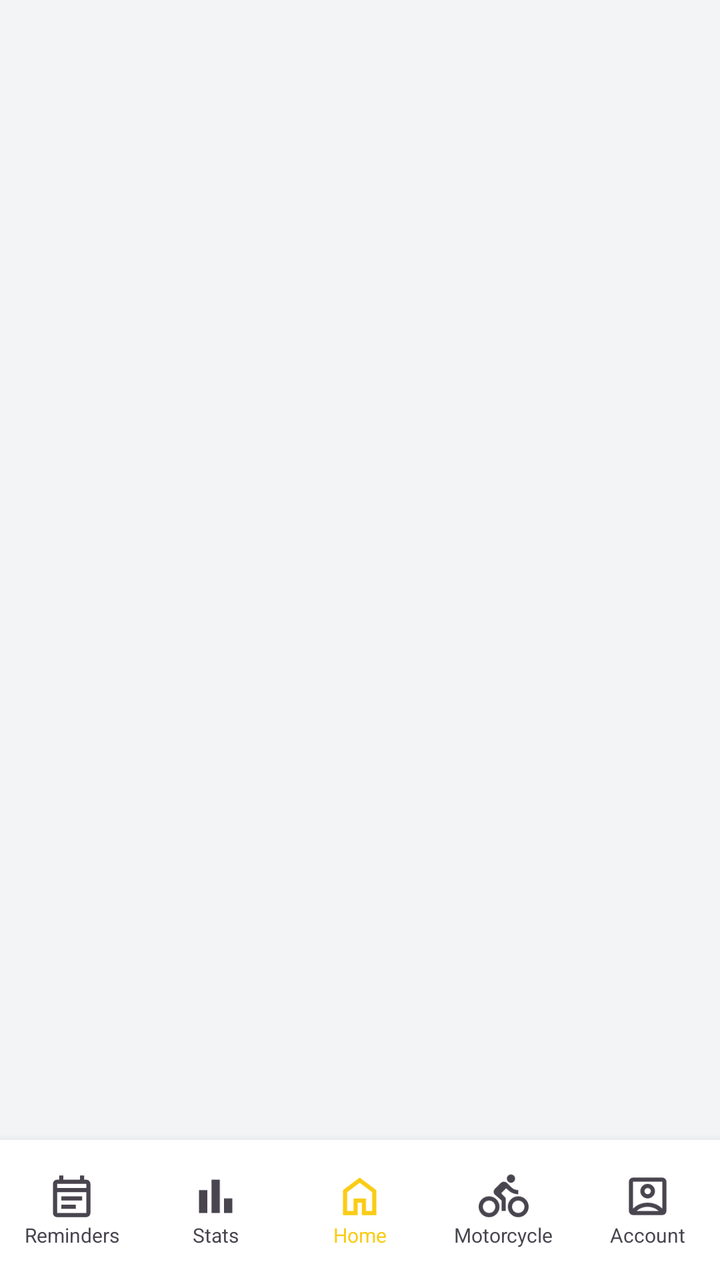
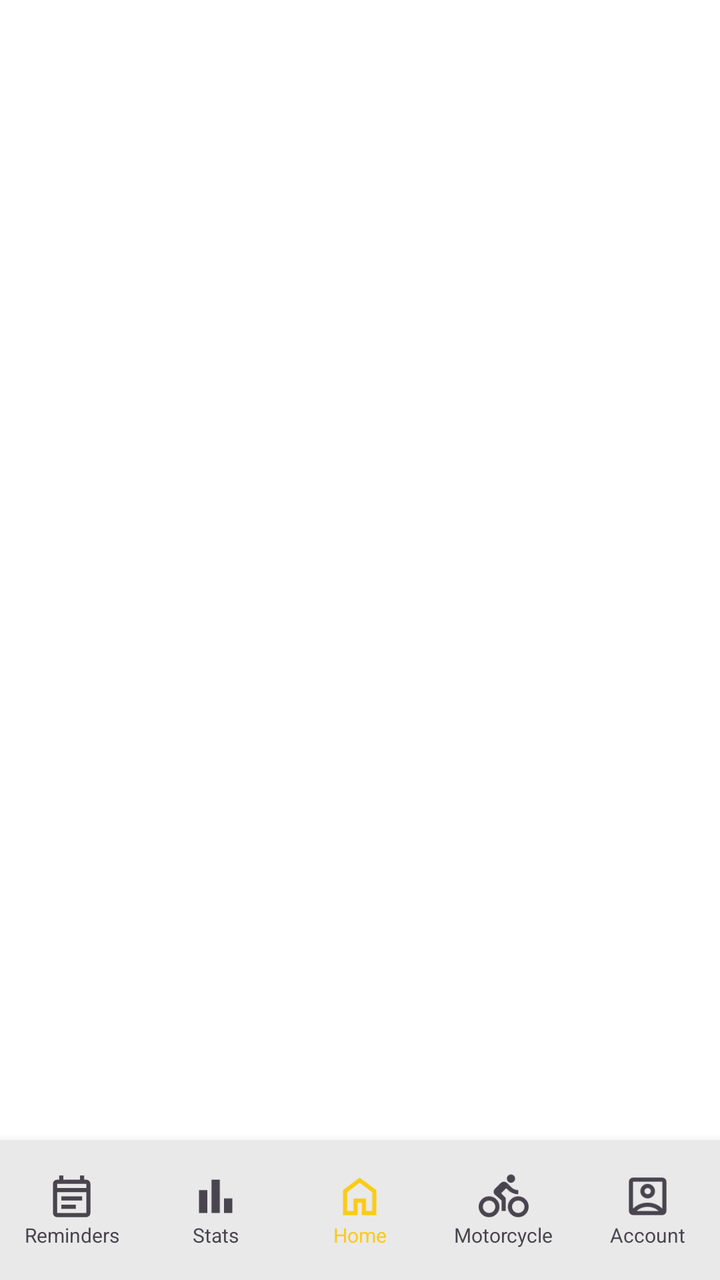

Screens rendered from an Android XML layout before and after an edit, with the pre-edit source and the edit as a unified diff.
<!-- AndroidManifest.xml: application theme Theme.AppMotoTrack -->
<!-- res/layout/activity_main.xml -->
<?xml version="1.0" encoding="utf-8"?>
<androidx.constraintlayout.widget.ConstraintLayout xmlns:android="http://schemas.android.com/apk/res/android"
    xmlns:app="http://schemas.android.com/apk/res-auto"
    xmlns:tools="http://schemas.android.com/tools"
    android:id="@+id/main"
    android:layout_width="match_parent"
    android:layout_height="match_parent"
    android:background="@color/background_light"
    tools:context=".MainActivity">

    <androidx.fragment.app.FragmentContainerView
        android:id="@+id/fragmentContainer"
        android:layout_width="match_parent"
        android:layout_height="0dp"
        app:layout_constraintTop_toTopOf="parent"
        app:layout_constraintBottom_toTopOf="@id/BottomMenu"
        app:layout_constraintStart_toStartOf="parent"
        app:layout_constraintEnd_toEndOf="parent" />

    <LinearLayout
        android:id="@+id/BottomMenu"
        android:layout_width="match_parent"
        android:layout_height="70dp"
        android:background="?attr/colorSurface"
        android:elevation="8dp"
        android:gravity="center"
        android:orientation="horizontal"
        app:layout_constraintBottom_toBottomOf="parent"
        app:layout_constraintEnd_toEndOf="parent"
        app:layout_constraintStart_toStartOf="parent">

        
        <LinearLayout
            android:id="@+id/BtnReminders"
            android:layout_width="0dp"
            android:layout_height="match_parent"
            android:layout_weight="1"
            android:clickable="true"
            android:focusable="true"
            android:gravity="center"
            android:orientation="vertical">

            <ImageView
                android:id="@+id/IconReminders"
                android:layout_width="25dp"
                android:layout_height="25dp"
                android:src="@drawable/ic_remainder"
                app:tint="?attr/colorOnSurfaceVariant" />

            <TextView
                android:id="@+id/TextReminders"
                android:layout_width="wrap_content"
                android:layout_height="wrap_content"
                android:text="@string/reminders"
                android:textColor="?attr/colorOnSurfaceVariant"
                android:textSize="10sp" />
        </LinearLayout>

        
        <LinearLayout
            android:id="@+id/BtnStats"
            android:layout_width="0dp"
            android:layout_height="match_parent"
            android:layout_weight="1"
            android:clickable="true"
            android:focusable="true"
            android:gravity="center"
            android:orientation="vertical">

            <ImageView
                android:id="@+id/IconStats"
                android:layout_width="25dp"
                android:layout_height="25dp"
                android:src="@drawable/ic_stats"
                app:tint="?attr/colorOnSurfaceVariant" />

            <TextView
                android:id="@+id/TextStats"
                android:layout_width="wrap_content"
                android:layout_height="wrap_content"
                android:text="@string/stats"
                android:textColor="?attr/colorOnSurfaceVariant"
                android:textSize="10sp" />
        </LinearLayout>

        
        <LinearLayout
            android:id="@+id/BtnHome"
            android:layout_width="0dp"
            android:layout_height="match_parent"
            android:layout_weight="1"
            android:clickable="true"
            android:focusable="true"
            android:gravity="center"
            android:orientation="vertical">

            <ImageView
                android:id="@+id/IconHome"
                android:layout_width="25dp"
                android:layout_height="25dp"
                android:src="@drawable/ic_home"
                app:tint="?attr/colorPrimary" />

            <TextView
                android:id="@+id/TextHome"
                android:layout_width="wrap_content"
                android:layout_height="wrap_content"
                android:text="@string/home"
                android:textColor="?attr/colorPrimary"
                android:textSize="10sp" />
        </LinearLayout>

        
        <LinearLayout
            android:id="@+id/BtnMotos"
            android:layout_width="0dp"
            android:layout_height="match_parent"
            android:layout_weight="1"
            android:clickable="true"
            android:focusable="true"
            android:gravity="center"
            android:orientation="vertical">

            <ImageView
                android:id="@+id/IconMotos"
                android:layout_width="25dp"
                android:layout_height="25dp"
                android:src="@drawable/ic_motorcycle"
                app:tint="?attr/colorOnSurfaceVariant" />

            <TextView
                android:id="@+id/TextMotos"
                android:layout_width="wrap_content"
                android:layout_height="wrap_content"
                android:text="@string/motorcycle"
                android:textColor="?attr/colorOnSurfaceVariant"
                android:textSize="10sp" />
        </LinearLayout>

        
        <LinearLayout
            android:id="@+id/BtnAccount"
            android:layout_width="0dp"
            android:layout_height="match_parent"
            android:layout_weight="1"
            android:clickable="true"
            android:focusable="true"
            android:gravity="center"
            android:orientation="vertical">

            <ImageView
                android:id="@+id/IconAccount"
                android:layout_width="25dp"
                android:layout_height="25dp"
                android:src="@drawable/ic_account_box"
                app:tint="?attr/colorOnSurfaceVariant" />

            <TextView
                android:id="@+id/TextAccount"
                android:layout_width="wrap_content"
                android:layout_height="wrap_content"
                android:text="@string/account"
                android:textColor="?attr/colorOnSurfaceVariant"
                android:textSize="10sp" />
        </LinearLayout>

    </LinearLayout>

</androidx.constraintlayout.widget.ConstraintLayout>
<!-- resources referenced by this layout -->
<resources>
  <color name="background_light">#F3F4F6</color>
  <!-- drawable ic_home (drawable) -->
  <vector xmlns:android="http://schemas.android.com/apk/res/android" android:height="24dp" android:tint="#000000" android:viewportHeight="960" android:viewportWidth="960" android:width="24dp">
        
      <path android:fillColor="@android:color/white" android:pathData="M240,760L360,760L360,520L600,520L600,760L720,760L720,400L480,220L240,400L240,760ZM160,840L160,360L480,120L800,360L800,840L520,840L520,600L440,600L440,840L160,840ZM480,490L480,490L480,490L480,490L480,490L480,490L480,490L480,490L480,490Z"/>
      
  </vector>
  <!-- drawable ic_remainder (drawable) -->
  <vector xmlns:android="http://schemas.android.com/apk/res/android" android:autoMirrored="true" android:height="24dp" android:tint="#000000" android:viewportHeight="960" android:viewportWidth="960" android:width="24dp">
        
      <path android:fillColor="@android:color/white" android:pathData="M200,880Q167,880 143.5,856.5Q120,833 120,800L120,240Q120,207 143.5,183.5Q167,160 200,160L240,160L240,80L320,80L320,160L640,160L640,80L720,80L720,160L760,160Q793,160 816.5,183.5Q840,207 840,240L840,800Q840,833 816.5,856.5Q793,880 760,880L200,880ZM200,800L760,800Q760,800 760,800Q760,800 760,800L760,400L200,400L200,800Q200,800 200,800Q200,800 200,800ZM200,320L760,320L760,240Q760,240 760,240Q760,240 760,240L200,240Q200,240 200,240Q200,240 200,240L200,320ZM200,320L200,240Q200,240 200,240Q200,240 200,240L200,240Q200,240 200,240Q200,240 200,240L200,320ZM280,560L280,480L680,480L680,560L280,560ZM280,720L280,640L560,640L560,720L280,720Z"/>
      
  </vector>
  <!-- drawable ic_stats (drawable) -->
  <vector xmlns:android="http://schemas.android.com/apk/res/android" android:height="24dp" android:tint="#000000" android:viewportHeight="960" android:viewportWidth="960" android:width="24dp">
        
      <path android:fillColor="@android:color/white" android:pathData="M640,800L640,520L800,520L800,800L640,800ZM400,800L400,160L560,160L560,800L400,800ZM160,800L160,360L320,360L320,800L160,800Z"/>
      
  </vector>
  <string name="account">Account</string>
  <string name="home">Home</string>
  <string name="motorcycle">Motorcycle</string>
  <string name="reminders">Reminders</string>
  <string name="stats">Stats</string>
  <style name="Theme.AppMotoTrack" parent="Theme.Material3.DayNight.NoActionBar">
  
          <item name="colorPrimary">@color/yellow_primary</item>
          <item name="colorOnPrimary">@color/text_primary</item>
          <item name="colorSecondary">@color/blue_primary</item>
          <item name="android:colorAccent">@color/yellow_primary</item>
  
          <item name="android:windowBackground">@color/background_light</item>
          <item name="android:statusBarColor">@color/background_light</item>
          <item name="android:navigationBarColor">@color/background_light</item>
  
          <item name="colorSurface">@color/surface_white</item>
  
          <item name="android:windowLightStatusBar">true</item>
  
      </style>
  <color name="yellow_primary">#FACC15</color>
  <color name="text_primary">#111827</color>
  <color name="blue_primary">#2563EB</color>
  <color name="surface_white">#FFFFFF</color>
  <!-- unchanged entries left out for length: 2 -->
</resources>

<!-- the commit's change to res/layout/activity_main.xml (unified diff, before → after) -->
@@ -5,7 +5,7 @@
     android:id="@+id/main"
     android:layout_width="match_parent"
     android:layout_height="match_parent"
-    android:background="@color/background_light"
+    android:background="?attr/colorSurface"
     tools:context=".MainActivity">
 
     <androidx.fragment.app.FragmentContainerView
@@ -21,7 +21,7 @@
         android:id="@+id/BottomMenu"
         android:layout_width="match_parent"
         android:layout_height="70dp"
-        android:background="?attr/colorSurface"
+        android:background="?attr/colorOnSecondary"
         android:elevation="8dp"
         android:gravity="center"
         android:orientation="horizontal"
@@ -30,6 +30,7 @@
         app:layout_constraintStart_toStartOf="parent">
 
         
+
         <LinearLayout
             android:id="@+id/BtnReminders"
             android:layout_width="0dp"
<!-- resource entries referenced after the edit -->
@@ -30,7 +30,7 @@
           <item name="colorOnPrimary">@color/text_primary</item>
           <item name="colorSecondary">@color/blue_primary</item>
           <item name="android:colorAccent">@color/yellow_primary</item>
-  
+          <item name="colorOnSecondary">@color/navigationBar_light</item>
           <item name="android:windowBackground">@color/background_light</item>
           <item name="android:statusBarColor">@color/background_light</item>
           <item name="android:navigationBarColor">@color/background_light</item>
@@ -43,6 +43,7 @@
   <color name="yellow_primary">#FACC15</color>
   <color name="text_primary">#111827</color>
   <color name="blue_primary">#2563EB</color>
+  <color name="navigationBar_light">#E9E9E9</color>
   <color name="surface_white">#FFFFFF</color>
   <!-- unchanged entries left out for length: 2 -->
 </resources>
